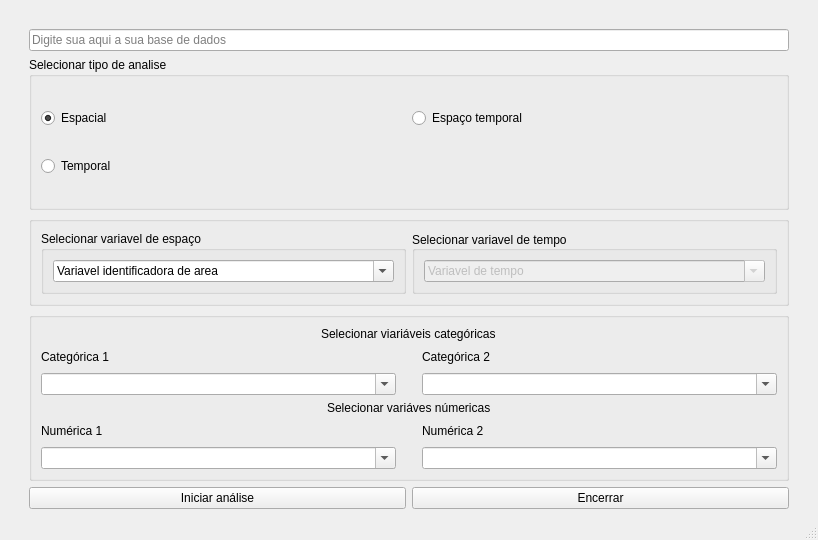
First picture: the form in layouts/analysis.ui, repository rodriguesmsb/pyBIS, before the edit.
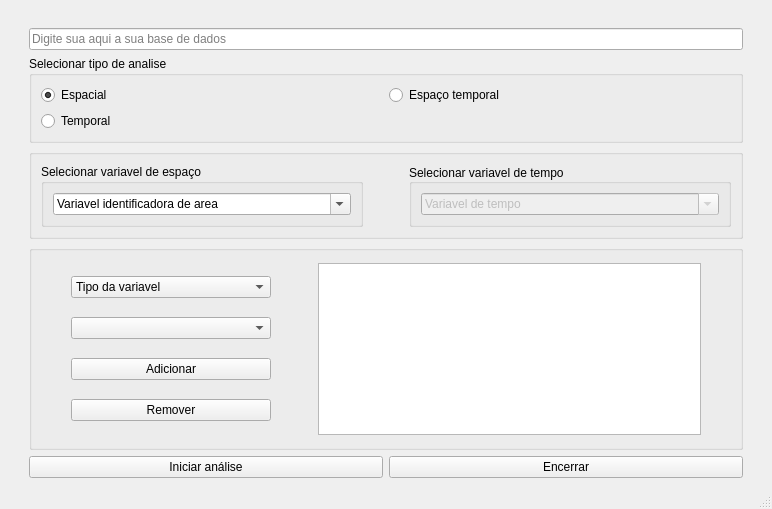
Second picture: the form after the edit. Icons and pictures are not drawn.

Commit message: alteração de design e funções da tela analysis

What changed in the file:
```diff
--- a/layouts/analysis.ui
+++ b/layouts/analysis.ui
@@ -6,10 +6,16 @@
    <rect>
     <x>0</x>
     <y>0</y>
-    <width>818</width>
-    <height>540</height>
+    <width>772</width>
+    <height>509</height>
    </rect>
   </property>
+  <property name="maximumSize">
+   <size>
+    <width>16777215</width>
+    <height>16777215</height>
+   </size>
+  </property>
   <property name="windowTitle">
    <string>Analises</string>
   </property>
@@ -19,21 +25,12 @@
   </property>
   <widget class="QWidget" name="centralwidget">
    <layout class="QGridLayout" name="gridLayout">
-    <item row="0" column="1">
-     <spacer name="verticalSpacer">
-      <property name="orientation">
-       <enum>Qt::Vertical</enum>
+    <item row="1" column="1">
+     <widget class="QLineEdit" name="lineEdit">
+      <property name="placeholderText">
+       <string>Digite sua aqui a sua base de dados</string>
       </property>
-      <property name="sizeType">
-       <enum>QSizePolicy::Preferred</enum>
-      </property>
-      <property name="sizeHint" stdset="0">
-       <size>
-        <width>20</width>
-        <height>20</height>
-       </size>
-      </property>
-     </spacer>
+     </widget>
     </item>
     <item row="4" column="1">
      <layout class="QVBoxLayout" name="verticalLayout_4">
@@ -42,9 +39,20 @@
         <property name="enabled">
          <bool>true</bool>
         </property>
+        <property name="maximumSize">
+         <size>
+          <width>16777215</width>
+          <height>100</height>
+         </size>
+        </property>
         <layout class="QHBoxLayout" name="horizontalLayout">
          <item>
           <widget class="QGroupBox" name="groupBox_2">
+           <property name="font">
+            <font>
+             <kerning>true</kerning>
+            </font>
+           </property>
            <property name="title">
             <string>Selecionar variavel de espaço</string>
            </property>
@@ -64,6 +72,22 @@
            </layout>
           </widget>
          </item>
+         <item>
+          <spacer name="horizontalSpacer_6">
+           <property name="orientation">
+            <enum>Qt::Horizontal</enum>
+           </property>
+           <property name="sizeType">
+            <enum>QSizePolicy::Preferred</enum>
+           </property>
+           <property name="sizeHint" stdset="0">
+            <size>
+             <width>40</width>
+             <height>20</height>
+            </size>
+           </property>
+          </spacer>
+         </item>
          <item>
           <widget class="QGroupBox" name="horizontalGroupBox_7">
            <property name="enabled">
@@ -114,58 +138,75 @@
       </item>
       <item>
        <widget class="QGroupBox" name="groupBox">
-        <layout class="QVBoxLayout" name="verticalLayout_3">
-         <item alignment="Qt::AlignHCenter">
-          <widget class="QLabel" name="label">
-           <property name="text">
-            <string>Selecionar viariáveis categóricas</string>
-           </property>
-          </widget>
-         </item>
-         <item>
-          <layout class="QHBoxLayout" name="horizontalLayout_2">
-           <item>
-            <widget class="QLabel" name="label_3">
-             <property name="text">
-              <string>Categórica 1</string>
-             </property>
-            </widget>
-           </item>
-           <item>
-            <spacer name="horizontalSpacer_5">
-             <property name="orientation">
-              <enum>Qt::Horizontal</enum>
-             </property>
-             <property name="sizeType">
-              <enum>QSizePolicy::Preferred</enum>
-             </property>
-             <property name="sizeHint" stdset="0">
+        <property name="title">
+         <string/>
+        </property>
+        <layout class="QGridLayout" name="gridLayout_3">
+         <property name="topMargin">
+          <number>6</number>
+         </property>
+         <property name="bottomMargin">
+          <number>6</number>
+         </property>
+         <property name="horizontalSpacing">
+          <number>7</number>
+         </property>
+         <property name="verticalSpacing">
+          <number>0</number>
+         </property>
+         <item row="0" column="1">
+          <layout class="QVBoxLayout" name="verticalLayout_2">
+           <item>
+            <widget class="QComboBox" name="comboBox_3">
+             <property name="minimumSize">
               <size>
-               <width>20</width>
-               <height>20</height>
+               <width>200</width>
+               <height>0</height>
               </size>
              </property>
-            </spacer>
+             <item>
+              <property name="text">
+               <string>Tipo da variavel</string>
+              </property>
            </item>
            <item>
-            <widget class="QLabel" name="label_4">
              <property name="text">
-              <string>Categórica 2</string>
+               <string>Categorica</string>
+              </property>
+             </item>
+             <item>
+              <property name="text">
+               <string>Numerica</string>
+              </property>
+             </item>
+            </widget>
+           </item>
+           <item>
+            <widget class="QComboBox" name="comboBox_4">
+             <item>
+              <property name="text">
+               <string/>
+              </property>
+             </item>
+            </widget>
+           </item>
+           <item>
+            <widget class="QPushButton" name="pushButton_3">
+             <property name="text">
+              <string>Adicionar</string>
+             </property>
+            </widget>
+           </item>
+           <item>
+            <widget class="QPushButton" name="pushButton_4">
+             <property name="text">
+              <string>Remover</string>
              </property>
             </widget>
            </item>
           </layout>
          </item>
-         <item>
-          <layout class="QHBoxLayout" name="horizontalLayout_6">
-           <item>
-            <widget class="QComboBox" name="comboBox_7">
-             <property name="editable">
-              <bool>true</bool>
-             </property>
-            </widget>
-           </item>
-           <item>
+         <item row="0" column="0">
             <spacer name="horizontalSpacer_3">
              <property name="orientation">
               <enum>Qt::Horizontal</enum>
@@ -175,72 +216,45 @@
              </property>
              <property name="sizeHint" stdset="0">
               <size>
-               <width>20</width>
+             <width>30</width>
                <height>20</height>
               </size>
              </property>
             </spacer>
            </item>
-           <item>
-            <widget class="QComboBox" name="comboBox_8">
-             <property name="editable">
-              <bool>true</bool>
-             </property>
-            </widget>
-           </item>
-          </layout>
-         </item>
-         <item alignment="Qt::AlignHCenter">
-          <widget class="QLabel" name="label_2">
-           <property name="text">
-            <string>Selecionar variáves númericas</string>
+         <item row="0" column="3">
+          <layout class="QHBoxLayout" name="horizontalLayout_2">
+           <property name="spacing">
+            <number>21</number>
+           </property>
+           <property name="topMargin">
+            <number>6</number>
            </property>
-          </widget>
-         </item>
-         <item>
-          <layout class="QHBoxLayout" name="horizontalLayout_3">
-           <item>
-            <widget class="QLabel" name="label_6">
-             <property name="text">
-              <string>Numérica 1</string>
-             </property>
-            </widget>
-           </item>
+           <property name="bottomMargin">
+            <number>6</number>
+           </property>
            <item>
-            <spacer name="horizontalSpacer_6">
-             <property name="orientation">
-              <enum>Qt::Horizontal</enum>
+            <widget class="QTableWidget" name="tableWidget">
+             <property name="minimumSize">
+              <size>
+               <width>250</width>
+               <height>0</height>
+              </size>
              </property>
-             <property name="sizeType">
-              <enum>QSizePolicy::Preferred</enum>
-             </property>
-             <property name="sizeHint" stdset="0">
+             <property name="maximumSize">
               <size>
-               <width>20</width>
-               <height>20</height>
+               <width>650</width>
+               <height>16777215</height>
               </size>
              </property>
-            </spacer>
-           </item>
-           <item>
-            <widget class="QLabel" name="label_5">
-             <property name="text">
-              <string>Numérica 2</string>
+             <property name="contextMenuPolicy">
+              <enum>Qt::NoContextMenu</enum>
              </property>
             </widget>
            </item>
           </layout>
          </item>
-         <item>
-          <layout class="QHBoxLayout" name="horizontalLayout_7">
-           <item>
-            <widget class="QComboBox" name="comboBox_9">
-             <property name="editable">
-              <bool>true</bool>
-             </property>
-            </widget>
-           </item>
-           <item>
+         <item row="0" column="2">
             <spacer name="horizontalSpacer_4">
              <property name="orientation">
               <enum>Qt::Horizontal</enum>
@@ -250,46 +264,89 @@
              </property>
              <property name="sizeHint" stdset="0">
               <size>
-               <width>20</width>
+             <width>40</width>
                <height>20</height>
               </size>
              </property>
             </spacer>
            </item>
-           <item>
-            <widget class="QComboBox" name="comboBox_10">
-             <property name="editable">
-              <bool>true</bool>
-             </property>
-            </widget>
-           </item>
-          </layout>
-         </item>
-        </layout>
+         <item row="0" column="4">
+          <spacer name="horizontalSpacer_5">
+           <property name="orientation">
+            <enum>Qt::Horizontal</enum>
+           </property>
+           <property name="sizeType">
+            <enum>QSizePolicy::Preferred</enum>
+           </property>
+           <property name="sizeHint" stdset="0">
+            <size>
+             <width>30</width>
+             <height>20</height>
+            </size>
+           </property>
+          </spacer>
+         </item>
+        </layout>
        </widget>
       </item>
      </layout>
     </item>
-    <item row="5" column="1">
-     <layout class="QHBoxLayout" name="horizontalLayout_11">
-      <item>
-       <widget class="QPushButton" name="pushButton_2">
-        <property name="text">
-         <string>Iniciar análise</string>
-        </property>
-       </widget>
-      </item>
-      <item>
-       <widget class="QPushButton" name="pushButton">
-        <property name="text">
-         <string>Encerrar</string>
-        </property>
-       </widget>
-      </item>
-     </layout>
+    <item row="1" column="2">
+     <spacer name="horizontalSpacer_2">
+      <property name="orientation">
+       <enum>Qt::Horizontal</enum>
+      </property>
+      <property name="sizeType">
+       <enum>QSizePolicy::Preferred</enum>
+      </property>
+      <property name="sizeHint" stdset="0">
+       <size>
+        <width>20</width>
+        <height>20</height>
+       </size>
+      </property>
+     </spacer>
+    </item>
+    <item row="1" column="0">
+     <spacer name="horizontalSpacer">
+      <property name="orientation">
+       <enum>Qt::Horizontal</enum>
+      </property>
+      <property name="sizeType">
+       <enum>QSizePolicy::Preferred</enum>
+      </property>
+      <property name="sizeHint" stdset="0">
+       <size>
+        <width>20</width>
+        <height>20</height>
+       </size>
+      </property>
+     </spacer>
+    </item>
+    <item row="0" column="1">
+     <spacer name="verticalSpacer">
+      <property name="orientation">
+       <enum>Qt::Vertical</enum>
+      </property>
+      <property name="sizeType">
+       <enum>QSizePolicy::Preferred</enum>
+      </property>
+      <property name="sizeHint" stdset="0">
+       <size>
+        <width>20</width>
+        <height>40</height>
+       </size>
+      </property>
+     </spacer>
     </item>
     <item row="2" column="1">
      <widget class="QGroupBox" name="horizontalGroupBox_8">
+      <property name="maximumSize">
+       <size>
+        <width>16777215</width>
+        <height>100</height>
+       </size>
+      </property>
       <property name="title">
        <string>Selecionar tipo de analise</string>
       </property>
@@ -321,44 +378,23 @@
       </layout>
      </widget>
     </item>
-    <item row="1" column="2">
-     <spacer name="horizontalSpacer_2">
-      <property name="orientation">
-       <enum>Qt::Horizontal</enum>
-      </property>
-      <property name="sizeType">
-       <enum>QSizePolicy::Preferred</enum>
-      </property>
-      <property name="sizeHint" stdset="0">
-       <size>
-        <width>20</width>
-        <height>20</height>
-       </size>
-      </property>
-     </spacer>
-    </item>
-    <item row="1" column="1">
-     <widget class="QLineEdit" name="lineEdit">
-      <property name="placeholderText">
-       <string>Digite sua aqui a sua base de dados</string>
+    <item row="5" column="1">
+     <layout class="QHBoxLayout" name="horizontalLayout_11">
+      <item>
+       <widget class="QPushButton" name="pushButton_2">
+        <property name="text">
+         <string>Iniciar análise</string>
+        </property>
+       </widget>
+      </item>
+      <item>
+       <widget class="QPushButton" name="pushButton">
+        <property name="text">
+         <string>Encerrar</string>
       </property>
      </widget>
     </item>
-    <item row="1" column="0">
-     <spacer name="horizontalSpacer">
-      <property name="orientation">
-       <enum>Qt::Horizontal</enum>
-      </property>
-      <property name="sizeType">
-       <enum>QSizePolicy::Preferred</enum>
-      </property>
-      <property name="sizeHint" stdset="0">
-       <size>
-        <width>20</width>
-        <height>20</height>
-       </size>
-      </property>
-     </spacer>
+     </layout>
     </item>
    </layout>
   </widget>
```
Lines whose indentation alone changed are shown as unchanged. The commit also changes 6 other files.
